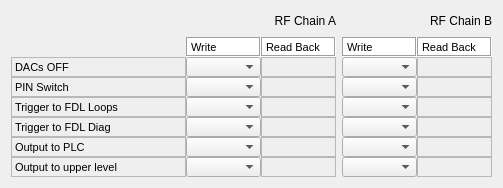
The window that src/llrfgui/widgets/itckoutdisable/ui/ItckOutDisable.ui (amilan/app-maxiv-llrfexpert) describes before a commit, drawn with Qt 5.
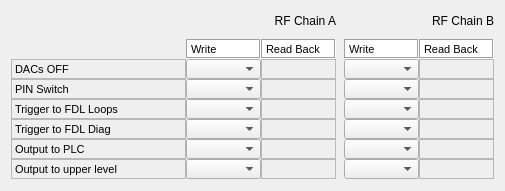
The same window after the commit. Custom widgets are drawn as their Qt base class.

Commit message:
Scrollable area added.
An scroll area has been added to each widget.

Diff of the .ui file:
```diff
--- a/src/llrfgui/widgets/itckoutdisable/ui/ItckOutDisable.ui
+++ b/src/llrfgui/widgets/itckoutdisable/ui/ItckOutDisable.ui
@@ -6,14 +6,38 @@
    <rect>
     <x>0</x>
     <y>0</y>
-    <width>503</width>
-    <height>186</height>
+    <width>505</width>
+    <height>191</height>
    </rect>
   </property>
   <property name="windowTitle">
    <string>Form</string>
   </property>
   <layout class="QGridLayout" name="gridLayout">
+   <property name="margin">
+    <number>0</number>
+   </property>
+   <property name="spacing">
+    <number>0</number>
+   </property>
+   <item row="0" column="0">
+    <widget class="QScrollArea" name="scrollArea">
+     <property name="frameShape">
+      <enum>QFrame::NoFrame</enum>
+     </property>
+     <property name="widgetResizable">
+      <bool>true</bool>
+     </property>
+     <widget class="QWidget" name="scrollAreaWidgetContents">
+      <property name="geometry">
+       <rect>
+        <x>0</x>
+        <y>0</y>
+        <width>505</width>
+        <height>191</height>
+       </rect>
+      </property>
+      <layout class="QGridLayout" name="gridLayout_2">
    <item row="0" column="0">
     <widget class="QLabel" name="label_249">
      <property name="minimumSize">
@@ -1407,6 +1431,10 @@
       </widget>
      </item>
     </layout>
+       </item>
+      </layout>
+     </widget>
+    </widget>
    </item>
   </layout>
  </widget>
```
Left out of the diff: 24 changed lines with no effect on the pictures. Lines whose indentation alone changed are shown as unchanged. The commit also changes 24 other files.
